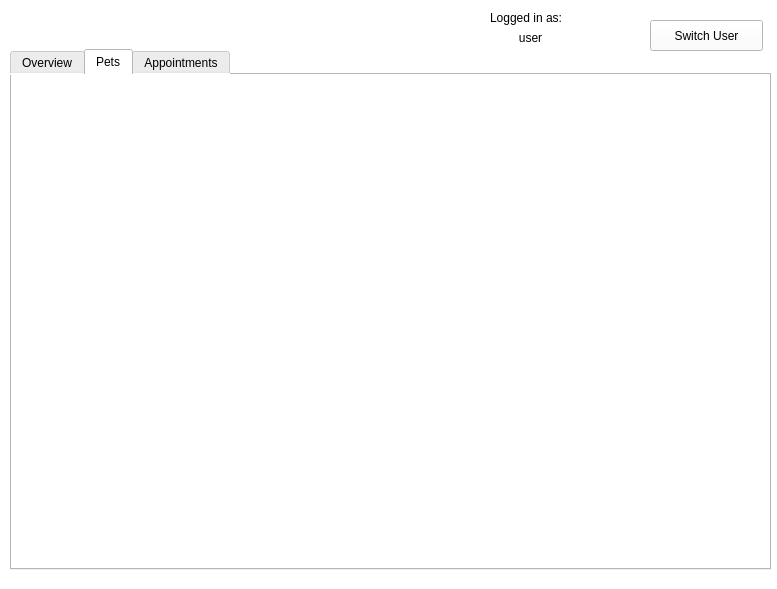
This is ProjectSAS/application.ui in SimenSch/ProjectSAS as Qt 5 draws it before an edit. The edited form follows.
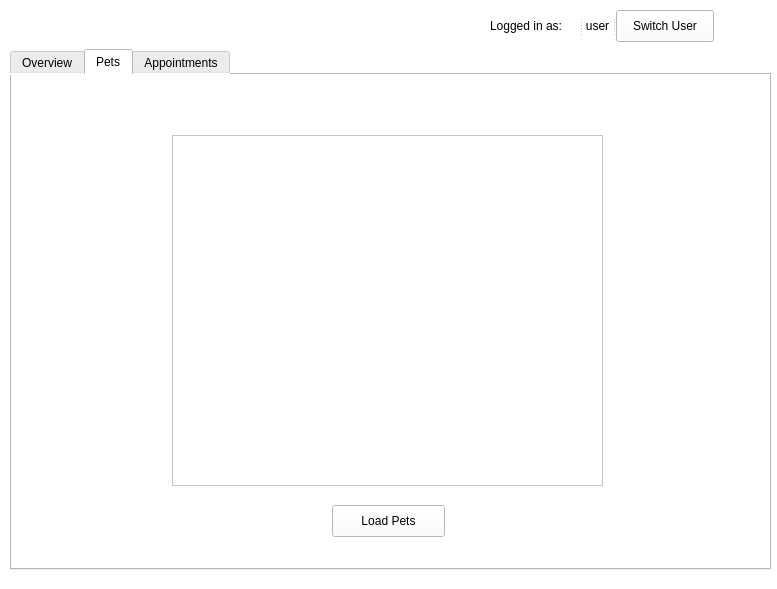
This is the edited form. The open tabs and pages were chosen to show the change. Icons and pictures are not drawn.

```diff
--- a/ProjectSAS/application.ui
+++ b/ProjectSAS/application.ui
@@ -240,6 +240,29 @@
         <attribute name="title">
          <string>Pets</string>
         </attribute>
+        <widget class="QTableView" name="petTableView">
+         <property name="geometry">
+          <rect>
+           <x>160</x>
+           <y>60</y>
+           <width>431</width>
+           <height>351</height>
+          </rect>
+         </property>
+        </widget>
+        <widget class="QPushButton" name="loadPetsButton">
+         <property name="geometry">
+          <rect>
+           <x>320</x>
+           <y>430</y>
+           <width>113</width>
+           <height>32</height>
+          </rect>
+         </property>
+         <property name="text">
+          <string>Load Pets</string>
+         </property>
+        </widget>
        </widget>
        <widget class="QWidget" name="Appointments_3">
         <attribute name="title">
@@ -360,47 +383,36 @@
       </widget>
      </widget>
     </widget>
-    <widget class="QPushButton" name="switchUserButton">
+    <widget class="QSplitter" name="splitter">
      <property name="geometry">
       <rect>
-       <x>650</x>
-       <y>20</y>
-       <width>113</width>
-       <height>31</height>
+       <x>490</x>
+       <y>10</y>
+       <width>224</width>
+       <height>32</height>
       </rect>
      </property>
-     <property name="text">
-      <string>Switch User</string>
+     <property name="orientation">
+      <enum>Qt::Horizontal</enum>
      </property>
-    </widget>
     <widget class="QLabel" name="label">
-     <property name="geometry">
-      <rect>
-       <x>490</x>
-       <y>10</y>
-       <width>91</width>
-       <height>16</height>
-      </rect>
-     </property>
      <property name="text">
       <string>Logged in as:</string>
      </property>
     </widget>
     <widget class="QLabel" name="userLabel">
-     <property name="geometry">
-      <rect>
-       <x>490</x>
-       <y>30</y>
-       <width>81</width>
-       <height>16</height>
-      </rect>
-     </property>
      <property name="text">
       <string>user</string>
      </property>
      <property name="alignment">
       <set>Qt::AlignCenter</set>
      </property>
+     </widget>
+     <widget class="QPushButton" name="switchUserButton">
+      <property name="text">
+       <string>Switch User</string>
+      </property>
+     </widget>
     </widget>
    </widget>
    <widget class="QWidget" name="registerPage">
```
Left out of the diff: 2 changed lines with no effect on the pictures. Lines whose indentation alone changed are shown as unchanged.
